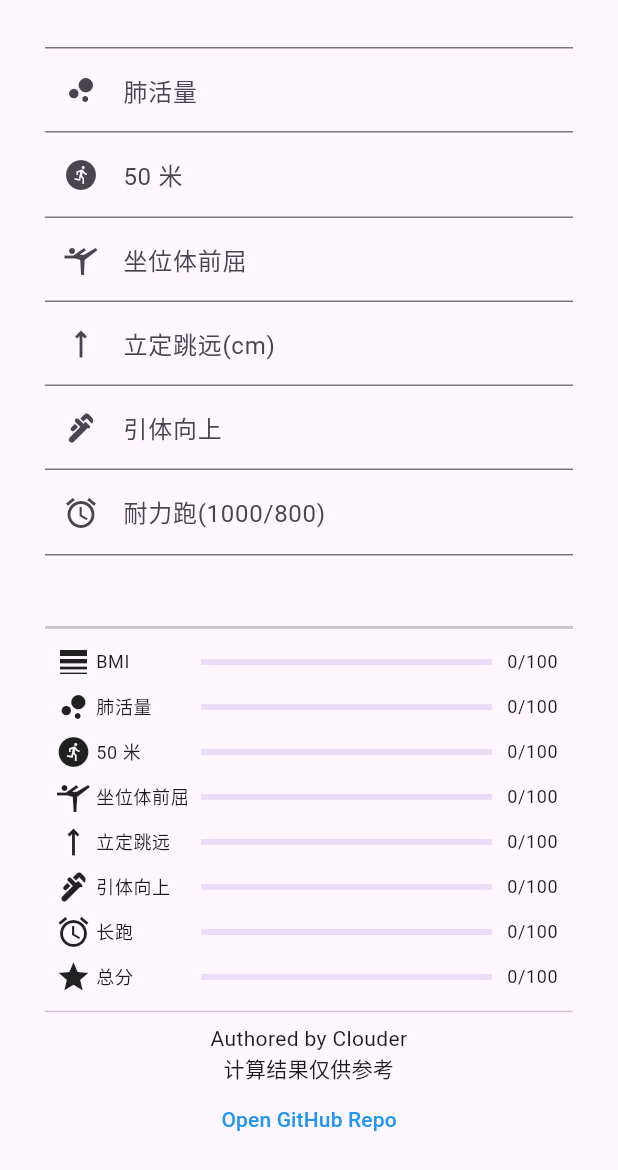
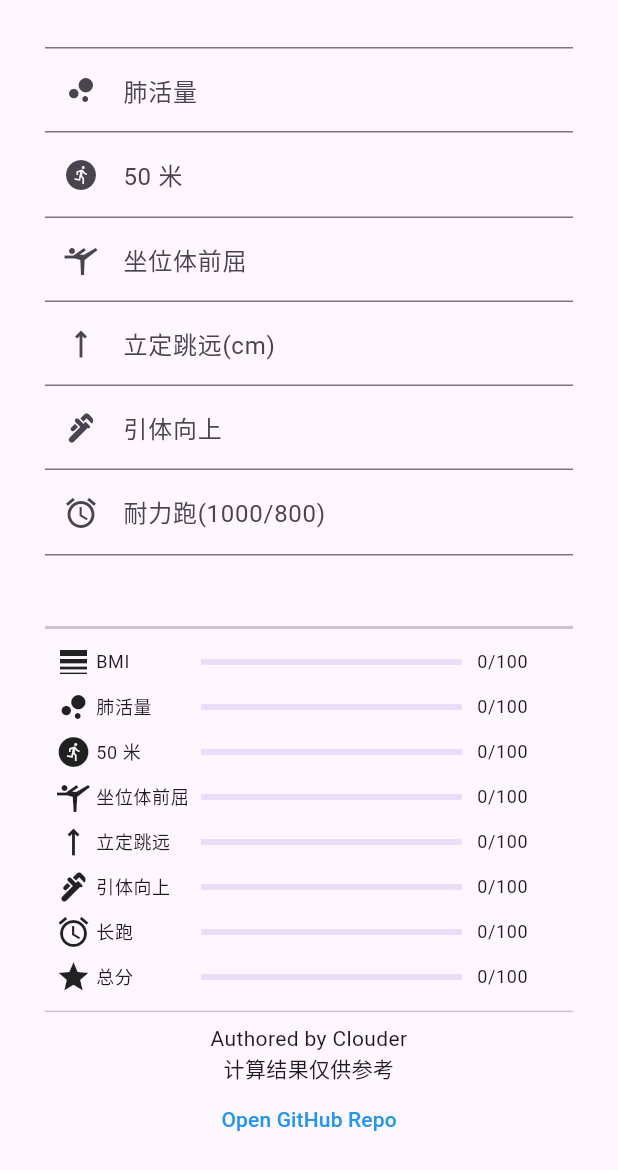
Before and after one commit to Clouder0/pecalc, a Flutter app: the screen it shows after launch, scrolled down 576 dp, on a phone screen of 412 x 824 dp. Shown: the top 1170 px of the screen. Run offline on Flutter 3.47's test engine with Material 2 defaults, Android fonts, the light colour scheme and no system bars.

Commit message:
minor fix grade text display

```diff
--- a/lib/main.dart
+++ b/lib/main.dart
@@ -767,7 +767,7 @@ class _CalcState extends State<Calc> {
             width: 10,
           ),
           SizedBox(
-            width: 40,
+            width: 60,
             child: Text("$grade/100",
                 style: Theme.of(context).textTheme.bodySmall),
           ),
```
Also changed, not shown: pubspec.lock.
